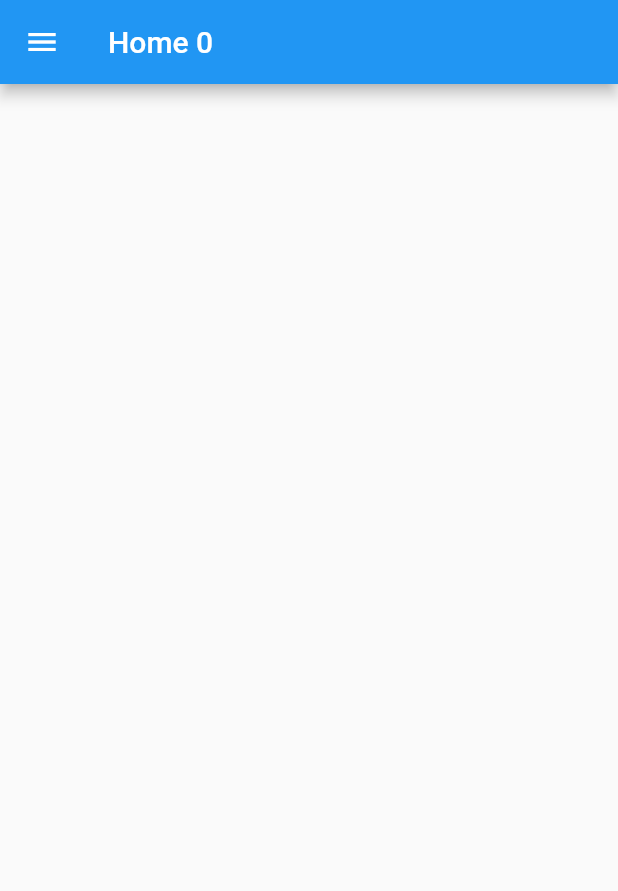
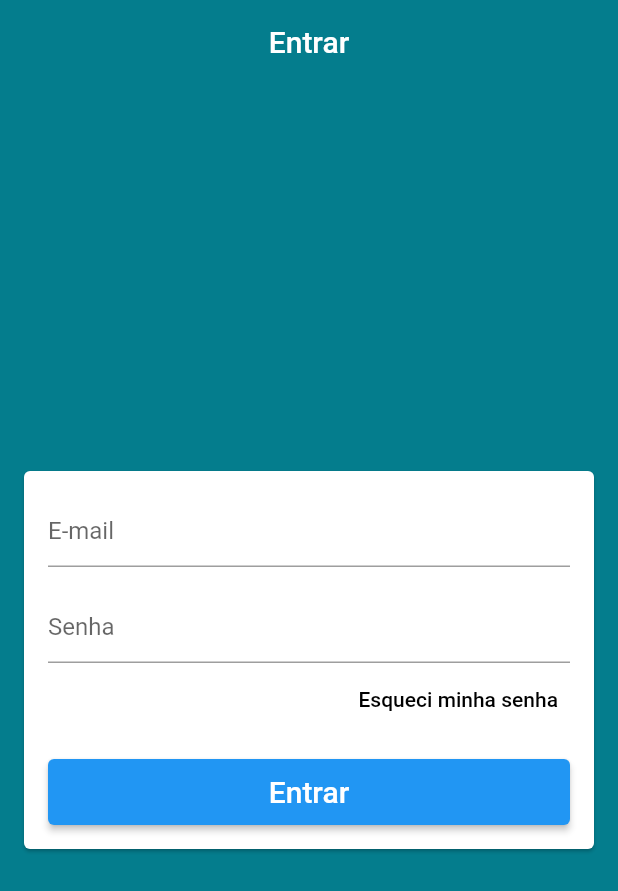
Before and after one commit to Dandy27/virtual-store, a Flutter app: the screen it shows after launch, on a phone screen of 412 x 824 dp. Shown: the top 891 px of the screen. Run offline on Flutter 3.47's test engine with Material 2 defaults, Android fonts, the phone set to English and light mode, and no system bars; our stand-ins replace cloud_firestore; accounts and stored records are empty.

Commit message:
Criando a tela de login

```diff
--- a/virtual_store_app/lib/base/screens/base_screen.dart
+++ b/virtual_store_app/lib/base/screens/base_screen.dart
@@ -1,10 +1,10 @@
 import 'package:flutter/material.dart';
 import 'package:provider/provider.dart';
+import 'package:virtual_store_app/base/screens/login/login_screen.dart';
 import 'package:virtual_store_app/commom/custom_drawer/custom_drawer.dart';
 import 'package:virtual_store_app/models/page_manager.dart';
 
 class BaseScreen extends StatelessWidget {
-
   final PageController pageController = PageController();
 
   @override
@@ -15,12 +15,7 @@ class BaseScreen extends StatelessWidget {
         controller: pageController,
         physics: const NeverScrollableScrollPhysics(),
         children: [
-          Scaffold(
-            drawer: CustomDrawer(),
-            appBar: AppBar(
-              title: const Text('Home 0'),
-            ),
-          ),
+          LoginScreen(),
           Scaffold(
             drawer: CustomDrawer(),
             appBar: AppBar(
@@ -39,7 +34,6 @@ class BaseScreen extends StatelessWidget {
               title: const Text('Home 3'),
             ),
           )
-
         ],
       ),
     );
--- /dev/null
+++ b/virtual_store_app/lib/base/screens/login/login_screen.dart
@@ -0,0 +1,64 @@
+import 'package:flutter/material.dart';
+
+class LoginScreen extends StatelessWidget {
+  @override
+  Widget build(BuildContext context) {
+    return Scaffold(
+      appBar: AppBar(
+        title: Text('Entrar'),
+        centerTitle: true,
+      ),
+      body: Center(
+        child: Card(
+          margin: const EdgeInsets.symmetric(horizontal: 16),
+          child: ListView(
+            padding: const EdgeInsets.all(16),
+            shrinkWrap: true,
+            children: [
+              TextFormField(
+                decoration: const InputDecoration(
+                  hintText: 'E-mail'
+                ),
+                keyboardType: TextInputType.emailAddress,
+                autocorrect: false,
+                validator: (mail){
+                  return null;
+                },
+              ),
+              const SizedBox(height: 16,),
+              TextFormField(
+                decoration: const InputDecoration(
+                    hintText: 'Senha'
+                ),
+                autocorrect: false,
+                obscureText: true,
+                validator: (pass){
+                  if(pass.isEmpty || pass.length < 6)
+                    return 'Senha inválida';
+                  return null;
+                },
+              ),
+              Align(
+                alignment: Alignment.centerRight,
+                child: TextButton(
+                  onPressed: (){},
+                  child: const Text('Esqueci minha senha',style: TextStyle(color: Colors.black),),
+
+                ),
+              ),
+              const SizedBox(height: 16,),
+              SizedBox(
+                height: 44,
+                child: ElevatedButton(
+                  onPressed: (){},
+                  child: const Text('Entrar', style: TextStyle(fontSize: 20),) ,
+                ),
+              )
+
+            ],
+          ),
+        ),
+      ),
+    );
+  }
+}
--- a/virtual_store_app/lib/commom/custom_drawer/drawer_tile.dart
+++ b/virtual_store_app/lib/commom/custom_drawer/drawer_tile.dart
@@ -13,6 +13,7 @@ class DrawerTile extends StatelessWidget {
   Widget build(BuildContext context) {
 
     final int curPage = context.watch<PageManager>().page;
+    final Color primaryColor = Theme.of(context).primaryColor;
 
     return InkWell(
       onTap:(){
@@ -27,12 +28,12 @@ class DrawerTile extends StatelessWidget {
               child: Icon(
                 iconData,
                 size: 32,
-                color: curPage == page ? Colors.red : Colors.grey[700],
+                color: curPage == page ? primaryColor : Colors.grey[700],
               ),
             ),
             Text(title,
             style: TextStyle(fontSize: 16,
-              color: curPage == page ? Colors.red : Colors.grey[700]),)
+              color: curPage == page ? primaryColor : Colors.grey[700]),)
           ],
         ),
       ),
--- a/virtual_store_app/lib/main.dart
+++ b/virtual_store_app/lib/main.dart
@@ -15,7 +15,11 @@ class MyApp extends StatelessWidget {
       title: 'Virtual Loja',
       debugShowCheckedModeBanner: false,
       theme: ThemeData(
-        primarySwatch: Colors.blue,
+        primaryColor: const Color.fromARGB(255, 4, 125, 141),
+        scaffoldBackgroundColor: const Color.fromARGB(255, 4, 125, 141),
+        appBarTheme: const AppBarTheme(
+          elevation: 0,
+        )
       ),
       home: BaseScreen(),
     );
```
